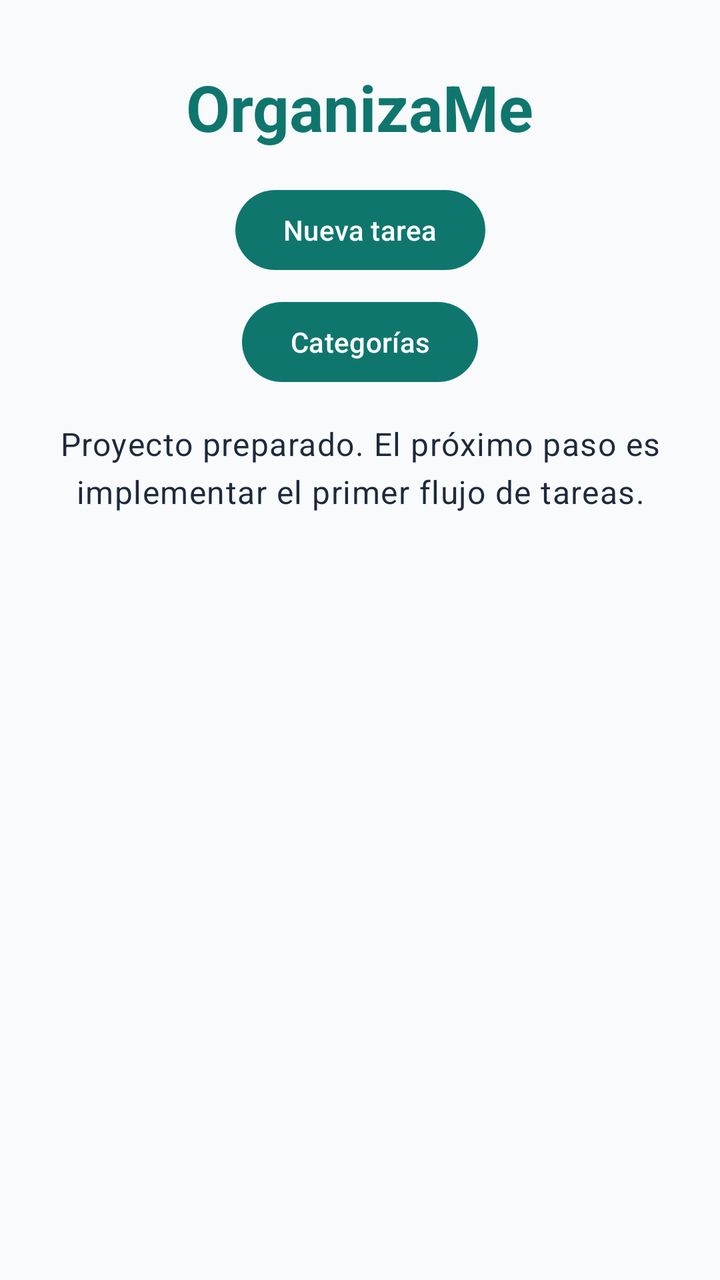
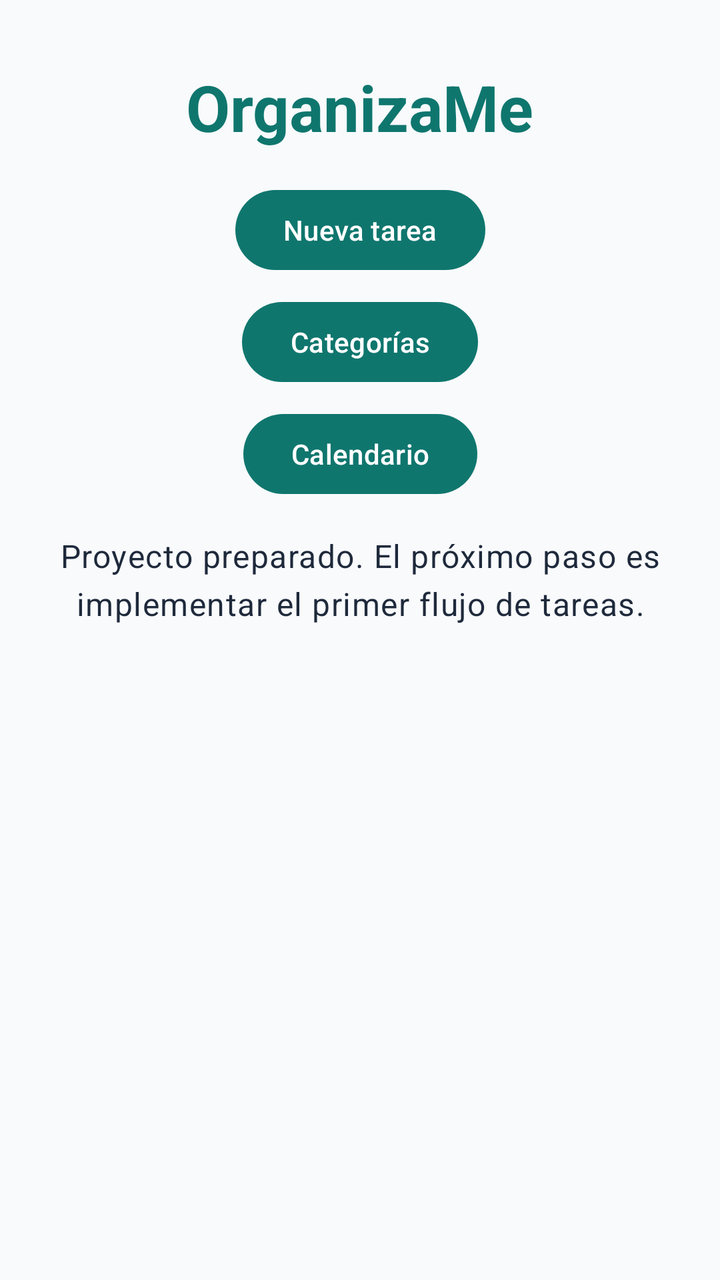

Screens rendered from an Android XML layout before and after an edit, with the pre-edit source and the edit as a unified diff.
<!-- AndroidManifest.xml: application theme Theme.OrganizaMe -->
<!-- res/layout/activity_main.xml -->
<?xml version="1.0" encoding="utf-8"?>
<androidx.constraintlayout.widget.ConstraintLayout
    xmlns:android="http://schemas.android.com/apk/res/android"
    xmlns:app="http://schemas.android.com/apk/res-auto"
    xmlns:tools="http://schemas.android.com/tools"
    android:layout_width="match_parent"
    android:layout_height="match_parent"
    android:background="@color/background">

    <TextView
        android:id="@+id/titleText"
        android:layout_width="wrap_content"
        android:layout_height="wrap_content"
        android:layout_marginTop="32dp"
        android:text="@string/app_name"
        android:textAppearance="@style/TextAppearance.Material3.HeadlineLarge"
        android:textColor="@color/primary"
        android:textStyle="bold"
        app:layout_constraintEnd_toEndOf="parent"
        app:layout_constraintStart_toStartOf="parent"
        app:layout_constraintTop_toTopOf="parent" />

    <Button
        android:id="@+id/btnNuevaTarea"
        android:layout_width="wrap_content"
        android:layout_height="wrap_content"
        android:layout_marginTop="16dp"
        android:text="Nueva tarea"
        app:layout_constraintEnd_toEndOf="parent"
        app:layout_constraintStart_toStartOf="parent"
        app:layout_constraintTop_toBottomOf="@id/titleText" />


    <Button
        android:id="@+id/btnCategorias"
        android:layout_width="wrap_content"
        android:layout_height="wrap_content"
        android:layout_marginTop="8dp"
        android:text="Categorías"
        app:layout_constraintStart_toStartOf="parent"
        app:layout_constraintEnd_toEndOf="parent"
        app:layout_constraintTop_toBottomOf="@id/btnNuevaTarea" />



    <TextView
        android:id="@+id/statusText"
        android:layout_width="0dp"
        android:layout_height="wrap_content"
        android:layout_marginTop="16dp"
        android:gravity="center"
        android:text="@string/initial_status"
        android:textAppearance="@style/TextAppearance.Material3.BodyLarge"
        android:textColor="@color/on_background"
        app:layout_constraintEnd_toEndOf="parent"
        app:layout_constraintStart_toStartOf="parent"
        app:layout_constraintTop_toBottomOf="@id/btnCategorias" />

    <androidx.recyclerview.widget.RecyclerView
        android:id="@+id/listaActividades"
        android:layout_width="0dp"
        android:layout_height="0dp"
        android:layout_marginTop="16dp"
        android:padding="16dp"
        app:layout_constraintBottom_toBottomOf="parent"
        app:layout_constraintEnd_toEndOf="parent"
        app:layout_constraintStart_toStartOf="parent"
        app:layout_constraintTop_toBottomOf="@id/statusText" />

</androidx.constraintlayout.widget.ConstraintLayout>
<!-- resources referenced by this layout -->
<resources>
  <color name="background">#F8FAFC</color>
  <color name="on_background">#1E293B</color>
  <color name="primary">#0F766E</color>
  <string name="app_name">OrganizaMe</string>
  <string name="initial_status">Proyecto preparado. El próximo paso es implementar el primer flujo de tareas.</string>
  <style name="Theme.OrganizaMe" parent="Theme.Material3.DayNight.NoActionBar">
          <item name="colorPrimary">@color/primary</item>
          <item name="colorPrimaryDark">@color/primary_dark</item>
          <item name="colorSecondary">@color/secondary</item>
          <item name="android:windowLightStatusBar">true</item>
          <item name="android:navigationBarColor">@color/background</item>
          <item name="android:windowBackground">@color/background</item>
      </style>
  <color name="primary_dark">#134E4A</color>
  <color name="secondary">#2563EB</color>
</resources>

<!-- the commit's change to res/layout/activity_main.xml (unified diff, before → after) -->
@@ -42,6 +42,16 @@
         app:layout_constraintTop_toBottomOf="@id/btnNuevaTarea" />
 
 
+    <Button
+        android:id="@+id/btnCalendario"
+        android:layout_width="wrap_content"
+        android:layout_height="wrap_content"
+        android:layout_marginTop="8dp"
+        android:text="Calendario"
+        app:layout_constraintStart_toStartOf="parent"
+        app:layout_constraintEnd_toEndOf="parent"
+        app:layout_constraintTop_toBottomOf="@id/btnCategorias" />
+
 
     <TextView
         android:id="@+id/statusText"
@@ -54,7 +64,7 @@
         android:textColor="@color/on_background"
         app:layout_constraintEnd_toEndOf="parent"
         app:layout_constraintStart_toStartOf="parent"
-        app:layout_constraintTop_toBottomOf="@id/btnCategorias" />
+        app:layout_constraintTop_toBottomOf="@id/btnCalendario" />
 
     <androidx.recyclerview.widget.RecyclerView
         android:id="@+id/listaActividades"
